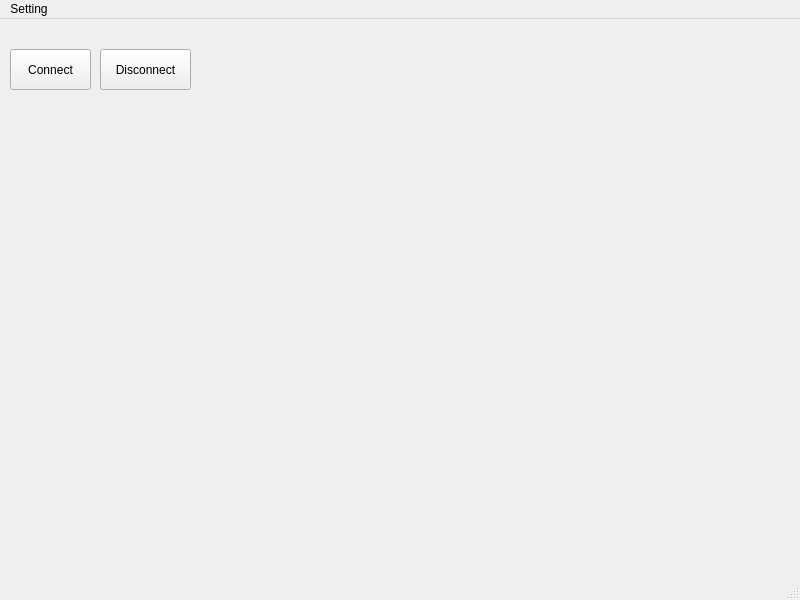
Above: mainwindow.ui from maruta01/NanoPiezoActuator before the change. Below: the same form after it.
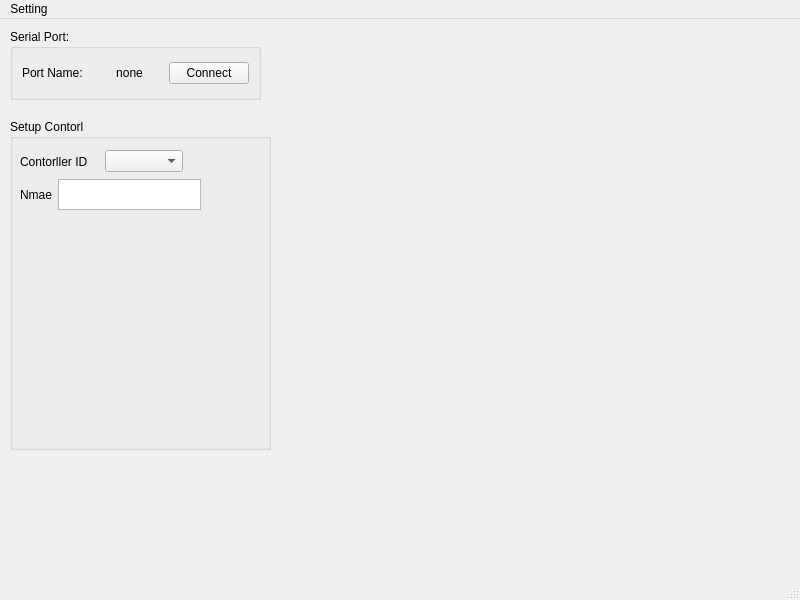
That is the form after the change.

Commit message: add contorller panel

What changed in the file:
```diff
--- a/mainwindow.ui
+++ b/mainwindow.ui
@@ -14,31 +14,101 @@
    <string>MainWindow</string>
   </property>
   <widget class="QWidget" name="centralwidget">
-   <widget class="QPushButton" name="DisconnectPortButton">
+   <widget class="QGroupBox" name="groupBox">
     <property name="geometry">
      <rect>
       <x>10</x>
-      <y>30</y>
-      <width>81</width>
-      <height>41</height>
+      <y>10</y>
+      <width>251</width>
+      <height>71</height>
      </rect>
     </property>
-    <property name="text">
-     <string>Connect</string>
+    <property name="title">
+     <string>Serial Port:</string>
     </property>
+    <layout class="QHBoxLayout" name="horizontalLayout">
+     <item>
+      <widget class="QLabel" name="serialport_label">
+       <property name="text">
+        <string>Port Name:</string>
+       </property>
+      </widget>
+     </item>
+     <item>
+      <widget class="QLabel" name="serialport_name_label">
+       <property name="text">
+        <string>none</string>
+       </property>
+       <property name="alignment">
+        <set>Qt::AlignCenter</set>
+       </property>
+      </widget>
+     </item>
+     <item>
+      <widget class="QPushButton" name="ConnectPortButton">
+       <property name="text">
+        <string>Connect</string>
+       </property>
+      </widget>
+     </item>
+    </layout>
    </widget>
-   <widget class="QPushButton" name="ConnectPortButton">
+   <widget class="QGroupBox" name="contorl_groupBox">
     <property name="geometry">
      <rect>
-      <x>100</x>
-      <y>30</y>
-      <width>91</width>
-      <height>41</height>
+      <x>10</x>
+      <y>100</y>
+      <width>261</width>
+      <height>331</height>
      </rect>
     </property>
-    <property name="text">
-     <string>Disconnect</string>
+    <property name="title">
+     <string>Setup Contorl</string>
     </property>
+    <widget class="QWidget" name="">
+     <property name="geometry">
+      <rect>
+       <x>10</x>
+       <y>30</y>
+       <width>163</width>
+       <height>25</height>
+      </rect>
+     </property>
+     <layout class="QHBoxLayout" name="horizontalLayout_2">
+      <item>
+       <widget class="QLabel" name="contorl_id_label">
+        <property name="text">
+         <string>Contorller ID</string>
+        </property>
+       </widget>
+      </item>
+      <item>
+       <widget class="QComboBox" name="contorller_id_comboBox"/>
+      </item>
+     </layout>
+    </widget>
+    <widget class="QWidget" name="">
+     <property name="geometry">
+      <rect>
+       <x>10</x>
+       <y>60</y>
+       <width>181</width>
+       <height>31</height>
+      </rect>
+     </property>
+     <layout class="QHBoxLayout" name="horizontalLayout_4">
+      <item>
+       <widget class="QLabel" name="name_label">
+        <property name="text">
+         <string>Nmae</string>
+        </property>
+       </widget>
+      </item>
+      <item>
+       <widget class="QTextBrowser" name="name_textBrowser"/>
+      </item>
+     </layout>
+    </widget>
    </widget>
   </widget>
   <widget class="QMenuBar" name="menubar">
```
The commit also changes 6 other files.
